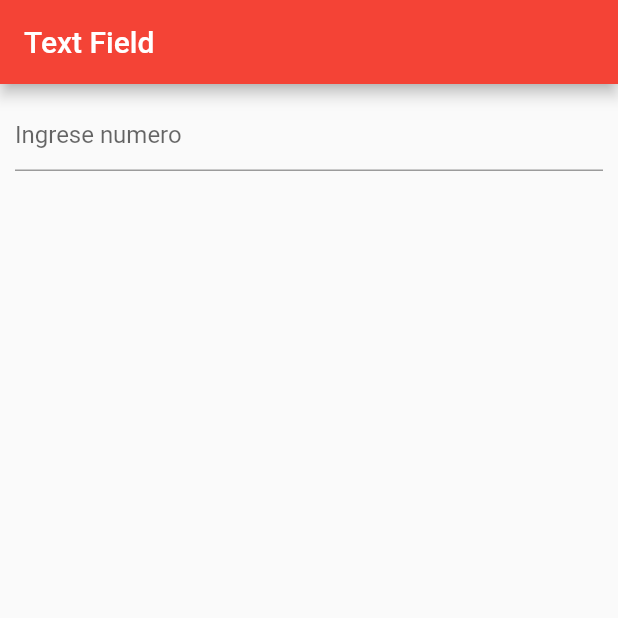
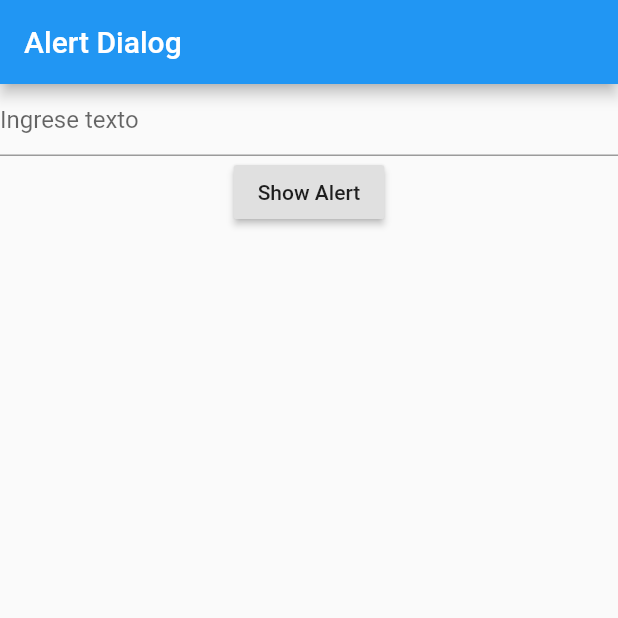
Before and after one commit to jotasie7e/pruebas_def, a Flutter app: the screen it shows after launch, on a phone screen of 412 x 824 dp, the top half of it. Run offline on Flutter 3.47's test engine with Material 2 defaults, Android fonts, the phone set to English and light mode, and no system bars.

Commit message:
Alert Dialog

```diff
--- a/lib/main.dart
+++ b/lib/main.dart
@@ -2,25 +2,43 @@ import 'package:flutter/material.dart';
 
 void main(){
   runApp(new MaterialApp(
-    home: MyTextField(),
+    home: MyDialog(),
   ));
 }
 
-class MyTextField extends StatefulWidget{
+class MyDialog extends StatefulWidget{
   @override
-  _MyTextFieldState createState() => new _MyTextFieldState();
+  _MyDialog createState() => new _MyDialog();
 }
 
-class _MyTextFieldState extends State<MyTextField>{
-  String text = "";
+enum DialogAction{  //declaracion de variables tipo action
+  yes,
+  no
+}
 
-  final TextEditingController controller = new TextEditingController();
+class _MyDialog extends State<MyDialog>{
 
-  void onSubmitted(String value){
-    print(value);
+  String _inputValue = "";
+
+  void _alertResult(DialogAction action){  //Entrada de variable tipo dialogaction, para trabajar con ella
+    print("Ha seleccionado: $action");
+  }
+
+  void _showAlert(String value){
+    AlertDialog dialog = new AlertDialog(
+      content: new Text(value),   //texto a mostrar
+      actions: <Widget>[
+        new FlatButton(onPressed: (){_alertResult(DialogAction.yes);}, child: new Text("Si")), //opciones, enviar dialog action correspondiente
+        new FlatButton(onPressed: (){_alertResult(DialogAction.no);}, child: new Text("No"))
+      ],
+    );
+
+    showDialog(context: context, child: dialog);
+  }
+
+  void _onChange(String value){
     setState((){
-      text = text + "\n" + value;
-      controller.text = "";
+      _inputValue = value;
     });
   }
 
@@ -28,20 +46,22 @@ class _MyTextFieldState extends State<MyTextField>{
   Widget build(BuildContext context) {
     return new Scaffold(
       appBar: new AppBar(
-        title: new Text("Text Field",),
-        backgroundColor: Colors.red,
+        title: new Text("Alert Dialog"),
       ),
       body: new Container(
-        padding: const EdgeInsets.all(10.0),
         child: new Center(
           child: new Column(
             children: <Widget>[
               new TextField(
-                decoration: new InputDecoration(hintText: "Ingrese numero"),
-                onSubmitted: (String value){onSubmitted(value);},
-                controller: controller,
+                decoration: new InputDecoration(
+                  hintText: "Ingrese texto"
+                ),
+                onChanged: (String value) {_onChange(value);}
               ),
-              new Text(text)
+              new RaisedButton(
+                child: new Text("Show Alert"),
+                onPressed: () {_showAlert(_inputValue);}
+              )
             ],
           ),
         ),
```
